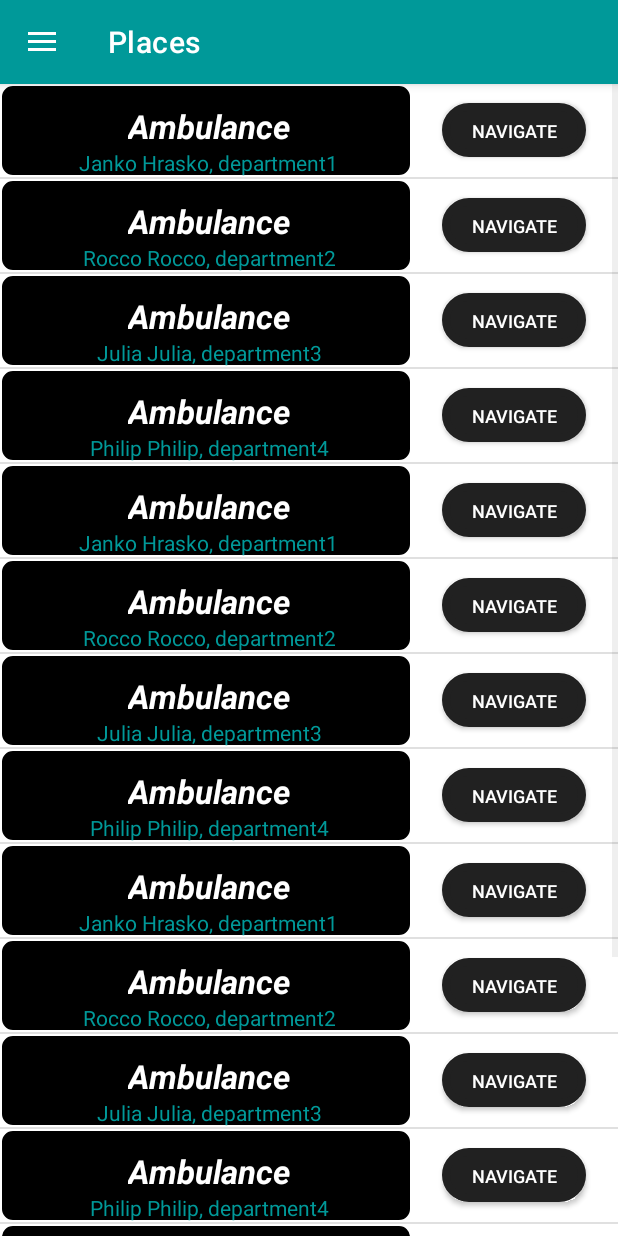
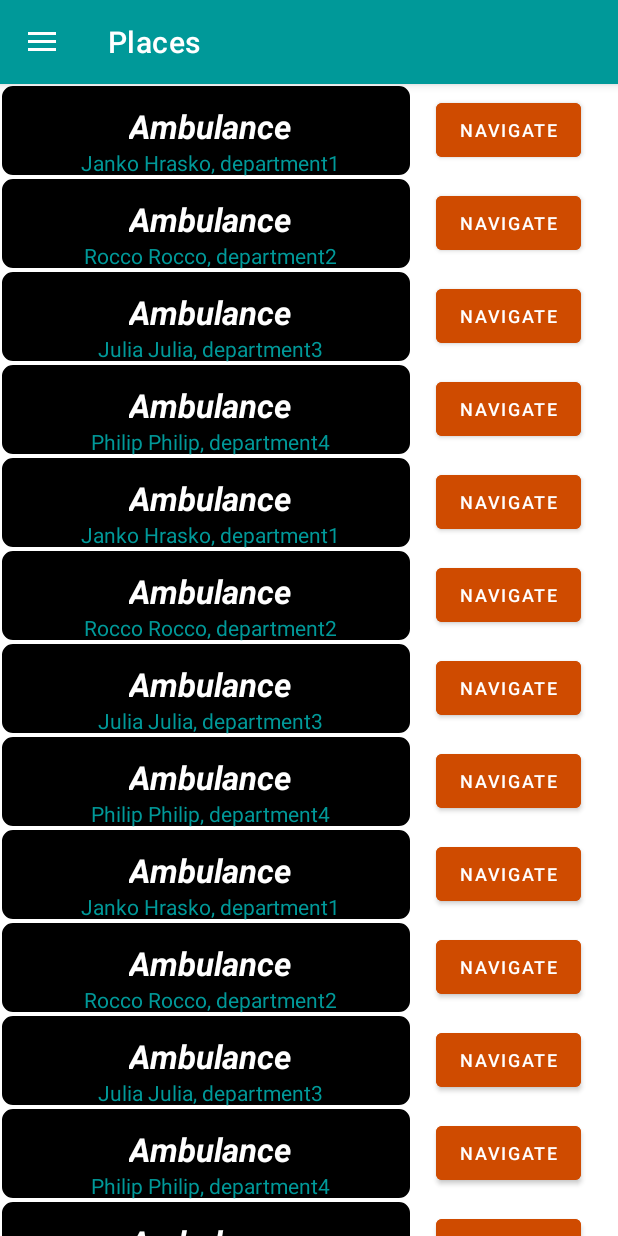
Before and after one commit to mish0svk/navidoc, an Android app: the PlacesActivity screen opened directly, with no data from a screen before it, on a phone screen of 412 x 824 dp. Run offline under Robolectric (Android 15) with nearby library versions, the light colour scheme and no system bars.

Commit message:
switched listview for recyclerview

```diff
--- a/app/src/main/java/com/example/navidoc/PlaceListAdapter.java
+++ /dev/null
@@ -1,52 +0,0 @@
-package com.example.navidoc;
-
-import android.annotation.SuppressLint;
-import android.content.Context;
-import android.view.LayoutInflater;
-import android.view.View;
-import android.view.ViewGroup;
-import android.widget.ArrayAdapter;
-import android.widget.TextView;
-
-import androidx.annotation.NonNull;
-import androidx.annotation.Nullable;
-
-import java.util.ArrayList;
-import java.util.List;
-
-import static androidx.core.content.res.ResourcesCompat.getColor;
-
-public class PlaceListAdapter extends ArrayAdapter<Place>
-{
-    private final List<Place> places;
-    private final Context context;
-    private final int resource;
-
-    public PlaceListAdapter(@NonNull Context context, int resource, @NonNull List<Place> objects)
-    {
-        super(context, resource, objects);
-        this.places = new ArrayList<>(objects);
-        this.context = context;
-        this.resource = resource;
-    }
-
-    @SuppressLint("ViewHolder")
-    @NonNull
-    @Override
-    public View getView(int position, @Nullable View convertView, @NonNull ViewGroup parent)
-    {
-        LayoutInflater layoutInflater = LayoutInflater.from(this.context);
-        convertView = layoutInflater.inflate(this.resource, parent, false);
-
-        TextView titleView = convertView.findViewById(R.id.title_item);
-        TextView subtitleView = convertView.findViewById(R.id.subtitle_item);
-        String subtitle = this.places.get(position).getDoctorsName() + ", " + this.places.get(position).getDepartment();
-
-        titleView.setText(this.places.get(position).getAmbulance());
-        subtitleView.setText(subtitle);
-
-        //convertView.setBackgroundColor(getColor(context.getResources(), R.color.black, context.getTheme()));
-
-        return convertView;
-    }
-}
--- /dev/null
+++ b/app/src/main/java/com/example/navidoc/PlaceRecycleAdapter.java
@@ -0,0 +1,64 @@
+package com.example.navidoc;
+
+import android.content.Context;
+import android.text.Layout;
+import android.view.LayoutInflater;
+import android.view.View;
+import android.view.ViewGroup;
+import android.widget.LinearLayout;
+import android.widget.TextView;
+
+import androidx.annotation.NonNull;
+import androidx.recyclerview.widget.RecyclerView;
+
+import java.util.List;
+
+public class PlaceRecycleAdapter extends RecyclerView.Adapter<PlaceRecycleAdapter.ViewHolder>
+{
+    private Context context;
+    private List<Place> places;
+
+    public PlaceRecycleAdapter(Context context, List<Place> places)
+    {
+        this.context = context;
+        this.places = places;
+    }
+
+    @NonNull
+    @Override
+    public ViewHolder onCreateViewHolder(@NonNull ViewGroup parent, int viewType)
+    {
+        LayoutInflater layoutInflater = LayoutInflater.from(parent.getContext());
+        View view = layoutInflater.inflate(R.layout.place_item, parent, false);
+
+        return new ViewHolder(view);
+    }
+
+    @Override
+    public void onBindViewHolder(@NonNull ViewHolder holder, int position)
+    {
+        Place place = this.places.get(position);
+        holder.titleView.setText(place.getAmbulance());
+        holder.subtitleView.setText(String.format("%s, %s", place.getDoctorsName(), place.getDepartment()));
+    }
+
+    @Override
+    public int getItemCount()
+    {
+        return this.places.size();
+    }
+
+    public class ViewHolder extends RecyclerView.ViewHolder
+    {
+        private TextView titleView;
+        private TextView subtitleView;
+
+        public ViewHolder(@NonNull View itemView)
+        {
+            super(itemView);
+            this.titleView = itemView.findViewById(R.id.title_item);
+            this.subtitleView = itemView.findViewById(R.id.subtitle_item);
+        }
+    }
+
+}
--- a/app/src/main/java/com/example/navidoc/PlacesActivity.java
+++ b/app/src/main/java/com/example/navidoc/PlacesActivity.java
@@ -11,6 +11,8 @@ import androidx.appcompat.app.AppCompatActivity;
 import androidx.appcompat.widget.Toolbar;
 import androidx.core.view.GravityCompat;
 import androidx.drawerlayout.widget.DrawerLayout;
+import androidx.recyclerview.widget.LinearLayoutManager;
+import androidx.recyclerview.widget.RecyclerView;
 
 import com.google.android.material.navigation.NavigationView;
 
@@ -20,8 +22,8 @@ import java.util.List;
 public class PlacesActivity  extends AppCompatActivity
 {
     private List<Place> places = new ArrayList<>();
-    private ListView listView;
-    private PlaceListAdapter placesAdapter;
+    private RecyclerView listView;
+    private PlaceRecycleAdapter placeRecycleAdapter;
 
     @Override
     protected void onCreate(@Nullable Bundle savedInstanceState)
@@ -100,8 +102,10 @@ public class PlacesActivity  extends AppCompatActivity
 
     private void renderScrollList()
     {
-        this.placesAdapter = new PlaceListAdapter(this, R.layout.place_item, this.places);
-        this.listView.setAdapter(placesAdapter);
+        this.placeRecycleAdapter = new PlaceRecycleAdapter(this, this.places);
+        this.listView = findViewById(R.id.scroll_list_places);
+        this.listView.setAdapter(placeRecycleAdapter);
+        this.listView.setLayoutManager(new LinearLayoutManager(this));
     }
 
     @Override
--- a/app/src/main/res/drawable/primary_button.xml
+++ b/app/src/main/res/drawable/primary_button.xml
@@ -1,11 +1,8 @@
 <?xml version="1.0" encoding="utf-8"?>
 <shape xmlns:android="http://schemas.android.com/apk/res/android">
-    <solid android:color="@color/primary_orange_button_LM"/>
+<!--    <solid android:color="@color/primary_orange_button_LM"/>-->
     <stroke
         android:color="@color/primary_orange_button_LM"
-        android:backgroundTint="@color/primary_orange_button_LM"
         android:width="5dp"/>
-    <corners android:radius="16dp"/>
-
-<!--    <padding android:left="4dp"/>-->
+    <corners android:radius="32dp"/>
 </shape>
--- a/app/src/main/res/drawable/shapeforplaces.xml
+++ b/app/src/main/res/drawable/shapeforplaces.xml
@@ -5,5 +5,5 @@
         android:color="@color/primary_white_LM"
         android:width="1dp"/>
     <corners android:radius="8dp"/>
-    <padding android:left="4dp"/>
+    <padding android:left="6dp"/>
 </shape>
--- a/app/src/main/res/layout/content_places.xml
+++ b/app/src/main/res/layout/content_places.xml
@@ -7,7 +7,7 @@
     android:layout_height="match_parent">
 
 
-    <ListView
+    <androidx.recyclerview.widget.RecyclerView
         android:id="@+id/scroll_list_places"
         android:layout_width="wrap_content"
         android:layout_height="wrap_content"
--- a/app/src/main/res/layout/place_item.xml
+++ b/app/src/main/res/layout/place_item.xml
@@ -1,61 +1,67 @@
 <?xml version="1.0" encoding="utf-8"?>
 <LinearLayout xmlns:android="http://schemas.android.com/apk/res/android"
     xmlns:app="http://schemas.android.com/apk/res-auto"
-    xmlns:tools="http://schemas.android.com/tools"
+    android:layout_width="match_parent"
+    android:layout_height="wrap_content"
+    android:orientation="vertical">
+
+    <LinearLayout
         android:layout_width="match_parent"
         android:layout_height="match_parent"
-    android:orientation="horizontal"
-    >
+        android:orientation="horizontal">
 
         <androidx.constraintlayout.widget.ConstraintLayout
-        android:layout_weight="2"
             android:layout_width="0dp"
             android:layout_height="fill_parent"
+            android:layout_weight="2"
             android:background="@drawable/shapeforplaces">
+
             <TextView
                 android:id="@+id/title_item"
                 android:layout_width="wrap_content"
                 android:layout_height="wrap_content"
                 android:text="@string/title_item"
+                android:textColor="@color/primary_white_LM"
                 android:textSize="22sp"
                 android:textStyle="bold|italic"
-            android:textColor="@color/primary_white_LM"
                 app:layout_constraintBottom_toBottomOf="parent"
                 app:layout_constraintEnd_toEndOf="parent"
                 app:layout_constraintStart_toStartOf="parent"
                 app:layout_constraintTop_toTopOf="parent"
-            app:layout_constraintVertical_bias="0.414"/>
+                app:layout_constraintVertical_bias="0.414" />
 
             <TextView
                 android:id="@+id/subtitle_item"
                 android:layout_width="wrap_content"
                 android:layout_height="wrap_content"
                 android:text="@string/subtitle_item"
+                android:textColor="@color/primary_blue_LM"
                 android:textSize="14sp"
-            android:textColor="@color/primary_blue_LM"
                 app:layout_constraintBottom_toBottomOf="parent"
                 app:layout_constraintEnd_toEndOf="parent"
                 app:layout_constraintStart_toStartOf="parent"
                 app:layout_constraintTop_toBottomOf="@+id/title_item"
-            app:layout_constraintVertical_bias="0.115"/>
+                app:layout_constraintVertical_bias="0.115" />
         </androidx.constraintlayout.widget.ConstraintLayout>
 
         <androidx.constraintlayout.widget.ConstraintLayout
+            android:layout_weight="1"
             android:layout_width="0dp"
-        android:layout_height="fill_parent"
-        android:layout_weight="1">
+            android:layout_height="fill_parent">
 
-        <com.google.android.material.button.MaterialButton
+            <Button
                 android:id="@+id/navigate_item"
+                android:layout_width="wrap_content"
+                android:layout_height="wrap_content"
                 android:text="@string/navigate_item"
-            style="@style/Theme.NaviDoc.Button"
-            android:backgroundTint="@color/primary_orange_button_LM"
+                android:theme="@style/Theme.NaviDoc.Button"
                 app:layout_constraintBottom_toBottomOf="parent"
                 app:layout_constraintEnd_toEndOf="parent"
-            app:layout_constraintHorizontal_bias="0.487"
+                app:layout_constraintHorizontal_bias="0.39"
                 app:layout_constraintStart_toStartOf="parent"
                 app:layout_constraintTop_toTopOf="parent"
-            app:layout_constraintVertical_bias="0.499" />
+                app:layout_constraintVertical_bias="0.481" />
         </androidx.constraintlayout.widget.ConstraintLayout>
+    </LinearLayout>
 
 </LinearLayout>
--- a/app/src/main/res/values-night/themes.xml
+++ b/app/src/main/res/values-night/themes.xml
@@ -2,13 +2,7 @@
     <!-- Base application theme. -->
     <style name="Theme.NaviDoc" parent="Theme.MaterialComponents.DayNight.DarkActionBar">
         <!-- Primary brand color. -->
-        <!--        <item name="colorPrimary">@color/purple_500</item>-->
-        <!--        <item name="colorPrimaryVariant">@color/purple_700</item>-->
-        <!--        <item name="colorOnPrimary">@color/white</item>-->
-        <!-- Secondary brand color. -->
-        <!--        <item name="colorSecondary">@color/teal_200</item>-->
-        <!--        <item name="colorSecondaryVariant">@color/teal_700</item>-->
-        <!--        <item name="colorOnSecondary">@color/black</item>-->
+        <item name="colorPrimary">@color/primary_black_DM</item>
         <!-- Status bar color. -->
         <item name="android:statusBarColor" tools:targetApi="l">?attr/colorPrimaryVariant</item>
         <!-- Customize your theme here. -->
@@ -16,7 +10,7 @@
 <!--        <item name="buttonStyle">@style/Theme.NaviDoc.Button</item>-->
         <item name="windowActionBar">false</item>
         <item name="windowNoTitle">true</item>
-
+        <item name="colorButtonNormal">@color/primary_orange_button_LM</item>
     </style>
 
     <style name="Theme.NaviDoc.NoActionBar">
@@ -35,18 +29,14 @@
 <!--        <item name="color">@color/secondary</item>-->
 <!--        <item name="android:colorBackground">@color/primary</item>-->
     </style>
+
     <style name="Theme.NaviDoc.EditText" parent="Widget.AppCompat.EditText">
 <!--        <item name="android:textColor">@color/secondary</item>-->
 <!--        <item name="android:textColorHint">@color/primary_light_blue</item>-->
     </style>
-    <style name="Theme.NaviDoc.Button" parent="Widget.AppCompat.Button.Colored">
-        <!--        <item name="colorButtonNormal">@color/primary_light_blue</item>-->
-        <!--        <item name="android:colorButtonNormal">@color/primary_light_blue</item>-->
-        <!--        <item name="android:textColor">@color/secondary</item>-->
+
+    <style name="Theme.NaviDoc.Button">
         <item name="android:backgroundTint">@color/primary_orange_button_LM</item>
-        <item name="android:colorButtonNormal">@color/primary_orange_button_LM</item>
-        <item name="android:layout_width">96dp</item>
-        <item name="android:layout_height">36dp</item>
         <item name="android:textSize">12sp</item>
         <item name="android:textAlignment">center</item>
         <item name="android:gravity">center_horizontal</item>
--- a/app/src/main/res/values/themes.xml
+++ b/app/src/main/res/values/themes.xml
@@ -2,18 +2,12 @@
     <!-- Base application theme. -->
     <style name="Theme.NaviDoc" parent="Theme.MaterialComponents.DayNight.DarkActionBar">
         <!-- Primary brand color. -->
-<!--        <item name="colorPrimary">@color/purple_500</item>-->
-<!--        <item name="colorPrimaryVariant">@color/purple_700</item>-->
-<!--        <item name="colorOnPrimary">@color/white</item>-->
-        <!-- Secondary brand color. -->
-<!--        <item name="colorSecondary">@color/teal_200</item>-->
-<!--        <item name="colorSecondaryVariant">@color/teal_700</item>-->
-<!--        <item name="colorOnSecondary">@color/black</item>-->
+        <item name="colorPrimary">@color/primary_black_DM</item>
         <!-- Status bar color. -->
         <item name="android:statusBarColor" tools:targetApi="l">?attr/colorPrimaryVariant</item>
         <!-- Customize your theme here. -->
         <item name="drawerArrowStyle">@style/Theme.NaviDoc.DrawerToggle</item>
-        <item name="buttonStyle">@style/Theme.NaviDoc.Button</item>
+<!--        <item name="buttonStyle">@style/Theme.NaviDoc.Button</item>-->
         <item name="windowActionBar">false</item>
         <item name="windowNoTitle">true</item>
         <item name="colorButtonNormal">@color/primary_orange_button_LM</item>
@@ -36,14 +30,13 @@
 <!--        <item name="color">@color/secondary</item>-->
 <!--        <item name="android:colorBackground">@color/primary</item>-->
     </style>
+
     <style name="Theme.NaviDoc.EditText" parent="Widget.AppCompat.EditText">
 <!--        <item name="android:textColor">@color/secondary</item>-->
 <!--        <item name="android:textColorHint">@color/primary_light_blue</item>-->
     </style>
+
     <style name="Theme.NaviDoc.Button" parent="Widget.AppCompat.Button.Colored">
-
-<!--        <item name="android:colorButtonNormal">@color/primary_light_blue</item>-->
-<!--        <item name="android:textColor">@color/secondary</item>-->
         <item name="android:backgroundTint">@color/primary_orange_button_LM</item>
         <item name="android:layout_width">96dp</item>
         <item name="android:layout_height">36dp</item>
```
Lines whose indentation alone changed are shown as unchanged.
